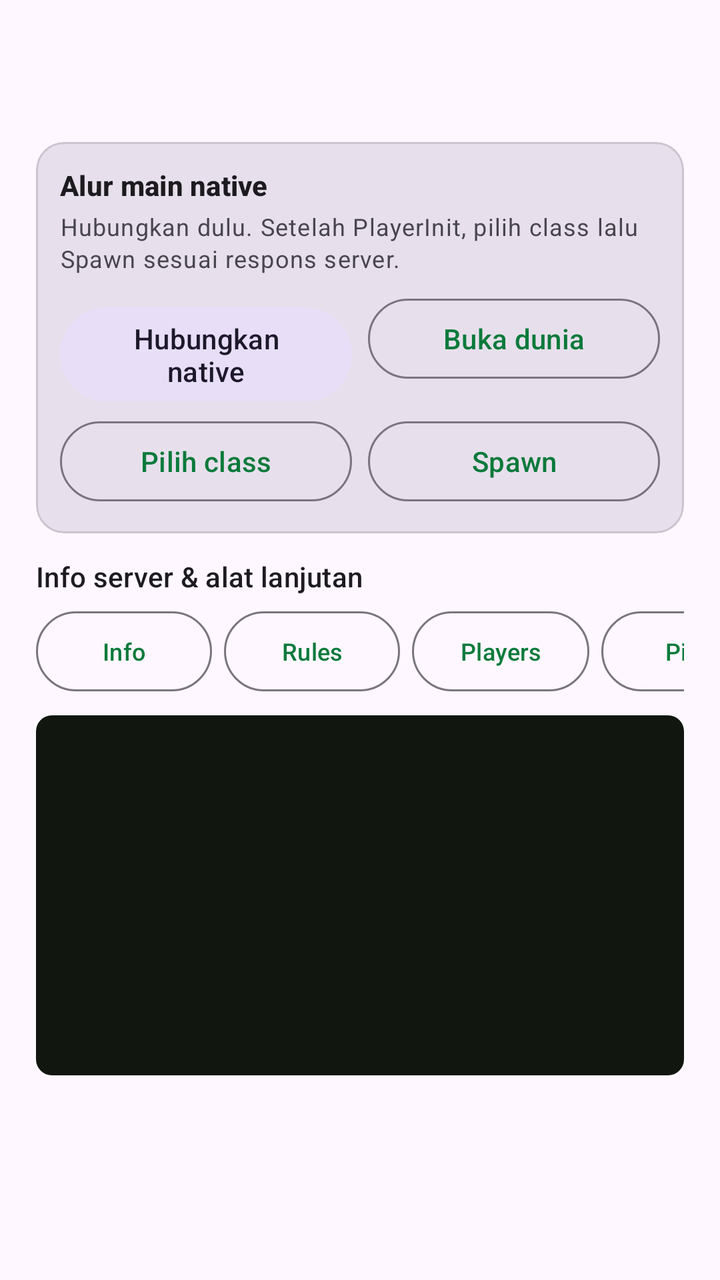
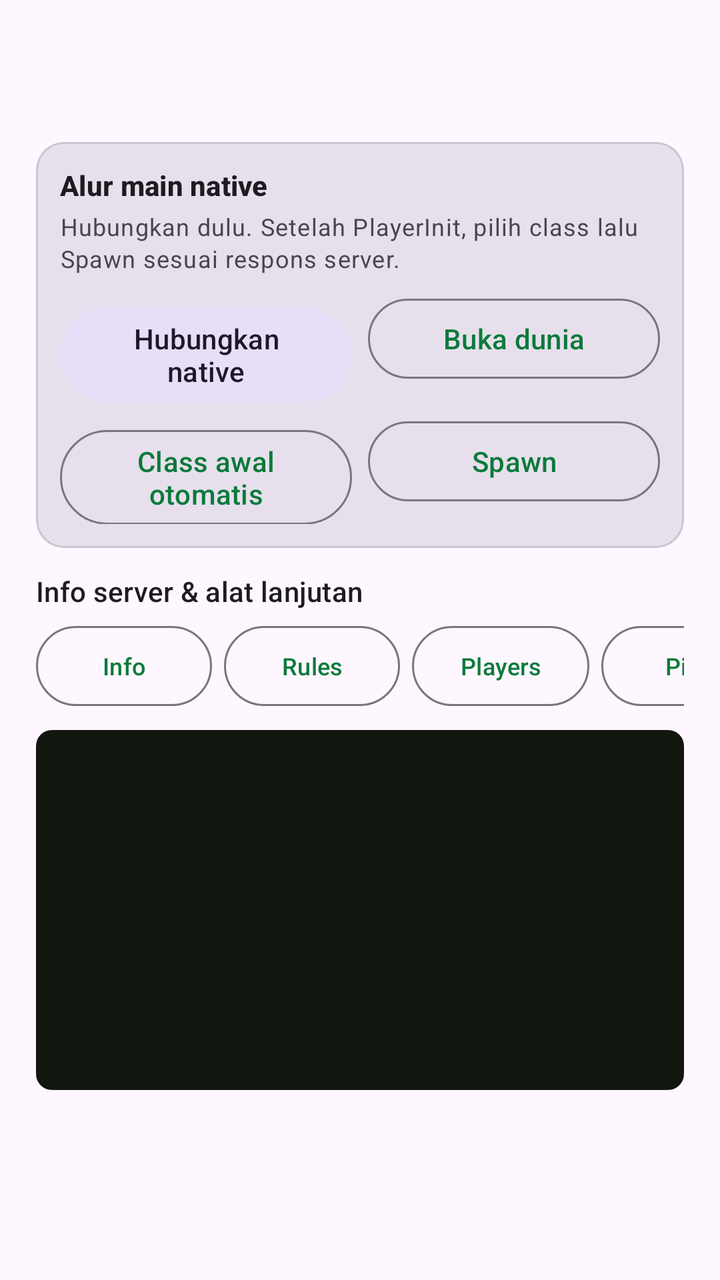

Screens rendered from an Android XML layout before and after an edit, with the pre-edit source and the edit as a unified diff.
<!-- AndroidManifest.xml: application theme Theme.SampDroid -->
<!-- res/layout/dialog_server.xml -->
<?xml version="1.0" encoding="utf-8"?>
<ScrollView xmlns:android="http://schemas.android.com/apk/res/android"
    xmlns:app="http://schemas.android.com/apk/res-auto"
    android:layout_width="match_parent"
    android:layout_height="wrap_content"
    android:fillViewport="false">

    <LinearLayout
        android:layout_width="match_parent"
        android:layout_height="wrap_content"
        android:orientation="vertical"
        android:paddingHorizontal="18dp"
        android:paddingTop="14dp">

    <TextView
        android:id="@+id/tvHeader"
        android:layout_width="match_parent"
        android:layout_height="wrap_content"
        android:textColor="?android:attr/textColorPrimary"
        android:textSize="17sp"
        android:textStyle="bold" />

    <TextView
        android:id="@+id/tvBody"
        android:layout_width="match_parent"
        android:layout_height="wrap_content"
        android:layout_marginTop="6dp"
        android:fontFamily="monospace"
        android:textColor="?android:attr/textColorSecondary"
        android:textSize="12sp" />

    <com.google.android.material.card.MaterialCardView
        android:layout_width="match_parent"
        android:layout_height="wrap_content"
        android:layout_marginTop="12dp"
        app:cardBackgroundColor="?attr/colorSurfaceVariant"
        app:cardCornerRadius="14dp"
        app:cardElevation="0dp"
        app:strokeColor="?attr/colorOutlineVariant"
        app:strokeWidth="1dp">

        <LinearLayout
            android:layout_width="match_parent"
            android:layout_height="wrap_content"
            android:orientation="vertical"
            android:padding="12dp">

            <TextView
                android:layout_width="match_parent"
                android:layout_height="wrap_content"
                android:text="Alur main native"
                android:textAppearance="?attr/textAppearanceTitleSmall"
                android:textStyle="bold" />

            <TextView
                android:id="@+id/tvConnectionHint"
                android:layout_width="match_parent"
                android:layout_height="wrap_content"
                android:layout_marginTop="3dp"
                android:text="Hubungkan dulu. Setelah PlayerInit, pilih class lalu Spawn sesuai respons server."
                android:textAppearance="?attr/textAppearanceBodySmall" />

            <LinearLayout
                android:layout_width="match_parent"
                android:layout_height="wrap_content"
                android:layout_marginTop="8dp"
                android:orientation="horizontal">

                <com.google.android.material.button.MaterialButton
                    android:id="@+id/btnQuickConnect"
                    style="@style/Widget.Material3.Button.TonalButton"
                    android:layout_width="0dp"
                    android:layout_height="wrap_content"
                    android:layout_weight="1"
                    android:text="Hubungkan native" />

                <com.google.android.material.button.MaterialButton
                    android:id="@+id/btnOpenWorld"
                    style="@style/Widget.Material3.Button.OutlinedButton"
                    android:layout_width="0dp"
                    android:layout_height="wrap_content"
                    android:layout_marginStart="8dp"
                    android:layout_weight="1"
                    android:text="Buka dunia" />
            </LinearLayout>

            <LinearLayout
                android:layout_width="match_parent"
                android:layout_height="wrap_content"
                android:layout_marginTop="6dp"
                android:orientation="horizontal">

                <com.google.android.material.button.MaterialButton
                    android:id="@+id/btnClassZero"
                    style="@style/Widget.Material3.Button.OutlinedButton"
                    android:layout_width="0dp"
                    android:layout_height="wrap_content"
                    android:layout_weight="1"
                    android:text="Pilih class" />

                <com.google.android.material.button.MaterialButton
                    android:id="@+id/btnSpawn"
                    style="@style/Widget.Material3.Button.OutlinedButton"
                    android:layout_width="0dp"
                    android:layout_height="wrap_content"
                    android:layout_marginStart="8dp"
                    android:layout_weight="1"
                    android:text="Spawn" />
            </LinearLayout>
        </LinearLayout>
    </com.google.android.material.card.MaterialCardView>

    <TextView
        android:layout_width="match_parent"
        android:layout_height="wrap_content"
        android:layout_marginTop="12dp"
        android:text="Info server &amp; alat lanjutan"
        android:textAppearance="?attr/textAppearanceLabelLarge" />

    <HorizontalScrollView
        android:layout_width="match_parent"
        android:layout_height="wrap_content"
        android:layout_marginTop="4dp"
        android:scrollbars="none">

        <LinearLayout
            android:layout_width="wrap_content"
            android:layout_height="wrap_content"
            android:orientation="horizontal">

            <Button
                android:id="@+id/btnQueryInfo"
                style="?attr/materialButtonOutlinedStyle"
                android:layout_width="wrap_content"
                android:layout_height="wrap_content"
                android:text="@string/btn_info"
                android:textSize="12sp" />

            <Button
                android:id="@+id/btnRules"
                style="?attr/materialButtonOutlinedStyle"
                android:layout_width="wrap_content"
                android:layout_height="wrap_content"
                android:layout_marginStart="6dp"
                android:text="@string/btn_rules"
                android:textSize="12sp" />

            <Button
                android:id="@+id/btnPlayers"
                style="?attr/materialButtonOutlinedStyle"
                android:layout_width="wrap_content"
                android:layout_height="wrap_content"
                android:layout_marginStart="6dp"
                android:text="@string/btn_players"
                android:textSize="12sp" />

            <Button
                android:id="@+id/btnPing"
                style="?attr/materialButtonOutlinedStyle"
                android:layout_width="wrap_content"
                android:layout_height="wrap_content"
                android:layout_marginStart="6dp"
                android:text="@string/btn_ping"
                android:textSize="12sp" />

            <Button
                android:id="@+id/btnProbe"
                style="?attr/materialButtonOutlinedStyle"
                android:layout_width="wrap_content"
                android:layout_height="wrap_content"
                android:layout_marginStart="6dp"
                android:text="@string/btn_probe"
                android:textSize="12sp" />

            <Button
                android:id="@+id/btnSession"
                style="?attr/materialButtonOutlinedStyle"
                android:layout_width="wrap_content"
                android:layout_height="wrap_content"
                android:layout_marginStart="6dp"
                android:text="@string/btn_session"
                android:textSize="12sp" />

            <Button
                android:id="@+id/btnControls"
                style="?attr/materialButtonOutlinedStyle"
                android:layout_width="wrap_content"
                android:layout_height="wrap_content"
                android:layout_marginStart="6dp"
                android:text="@string/btn_controls"
                android:textSize="12sp" />

            <Button
                android:id="@+id/btnChat"
                style="?attr/materialButtonOutlinedStyle"
                android:layout_width="wrap_content"
                android:layout_height="wrap_content"
                android:layout_marginStart="6dp"
                android:text="@string/btn_chat"
                android:textSize="12sp" />

            <Button
                android:id="@+id/btnWorld"
                style="?attr/materialButtonOutlinedStyle"
                android:layout_width="wrap_content"
                android:layout_height="wrap_content"
                android:layout_marginStart="6dp"
                android:text="@string/btn_world"
                android:textSize="12sp" />

            <Button
                android:id="@+id/btnSessionDisconnect"
                style="?attr/materialButtonOutlinedStyle"
                android:layout_width="wrap_content"
                android:layout_height="wrap_content"
                android:layout_marginStart="6dp"
                android:text="@string/btn_session_disconnect"
                android:textSize="12sp" />
        </LinearLayout>
    </HorizontalScrollView>

    <TextView
        android:id="@+id/tvLog"
        android:layout_width="match_parent"
        android:layout_height="180dp"
        android:layout_marginTop="8dp"
        android:background="@drawable/bg_log"
        android:fontFamily="monospace"
        android:gravity="top|start"
        android:padding="10dp"
        android:scrollbars="vertical"
        android:textColor="#B9F6CA"
        android:textSize="11sp" />
    </LinearLayout>
</ScrollView>
<!-- resources referenced by this layout -->
<resources>
  <!-- drawable bg_log (drawable) -->
  <?xml version="1.0" encoding="utf-8"?>
  <shape xmlns:android="http://schemas.android.com/apk/res/android"
      android:shape="rectangle">
      <solid android:color="@color/log_bg" />
      <corners android:radius="8dp" />
  </shape>
  <string name="btn_chat">Chat native</string>
  <string name="btn_controls">Kontrol touch</string>
  <string name="btn_info">Info</string>
  <string name="btn_ping">Ping</string>
  <string name="btn_players">Players</string>
  <string name="btn_probe">Probe RakNet</string>
  <string name="btn_rules">Rules</string>
  <string name="btn_session">Sesi native</string>
  <string name="btn_session_disconnect">Putus sesi</string>
  <string name="btn_world">Dunia native</string>
  <style name="Theme.SampDroid" parent="Theme.Material3.DayNight.NoActionBar">
          <item name="colorPrimary">@color/brand</item>
          <item name="colorPrimaryDark">@color/brand_dark</item>
          <item name="android:statusBarColor" tools:targetApi="l">@color/brand_dark</item>
      </style>
  <color name="log_bg">#11170F</color>
  <color name="brand">#0B7A3B</color>
  <color name="brand_dark">#075A2B</color>
</resources>

<!-- the commit's change to res/layout/dialog_server.xml (unified diff, before → after) -->
@@ -96,7 +96,7 @@
                     android:layout_width="0dp"
                     android:layout_height="wrap_content"
                     android:layout_weight="1"
-                    android:text="Pilih class" />
+                    android:text="Class awal otomatis" />
 
                 <com.google.android.material.button.MaterialButton
                     android:id="@+id/btnSpawn"
